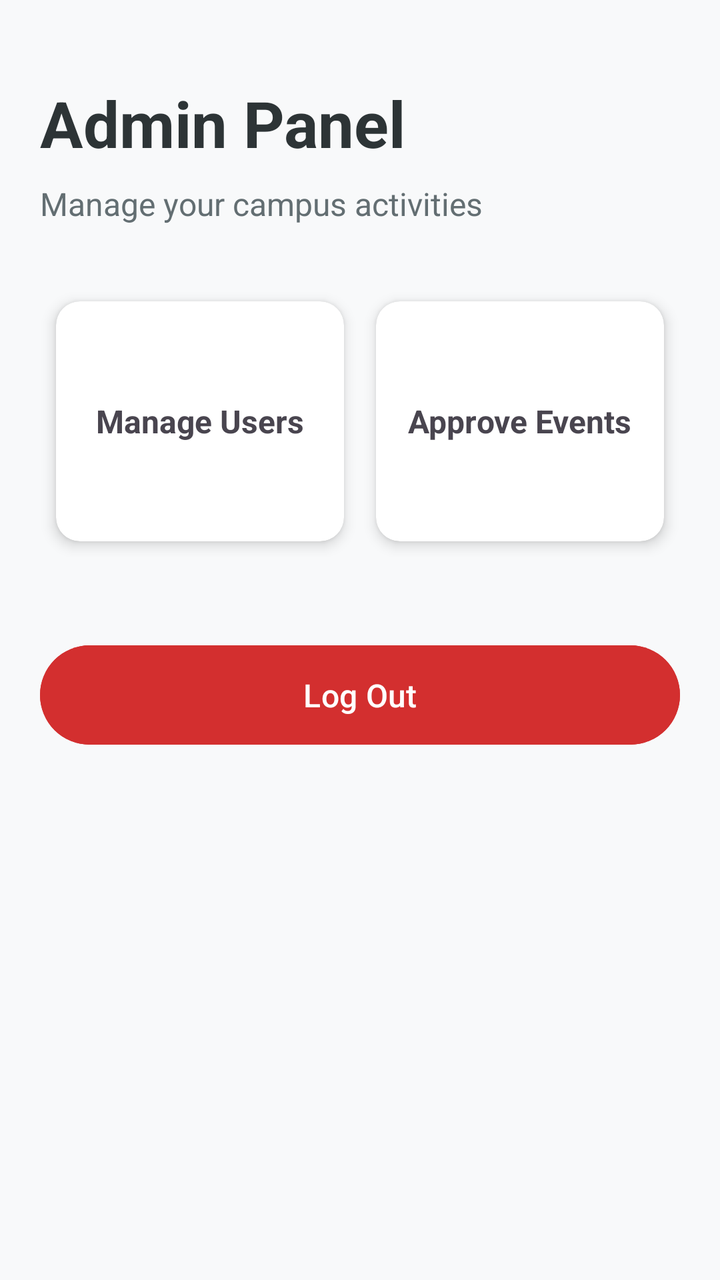
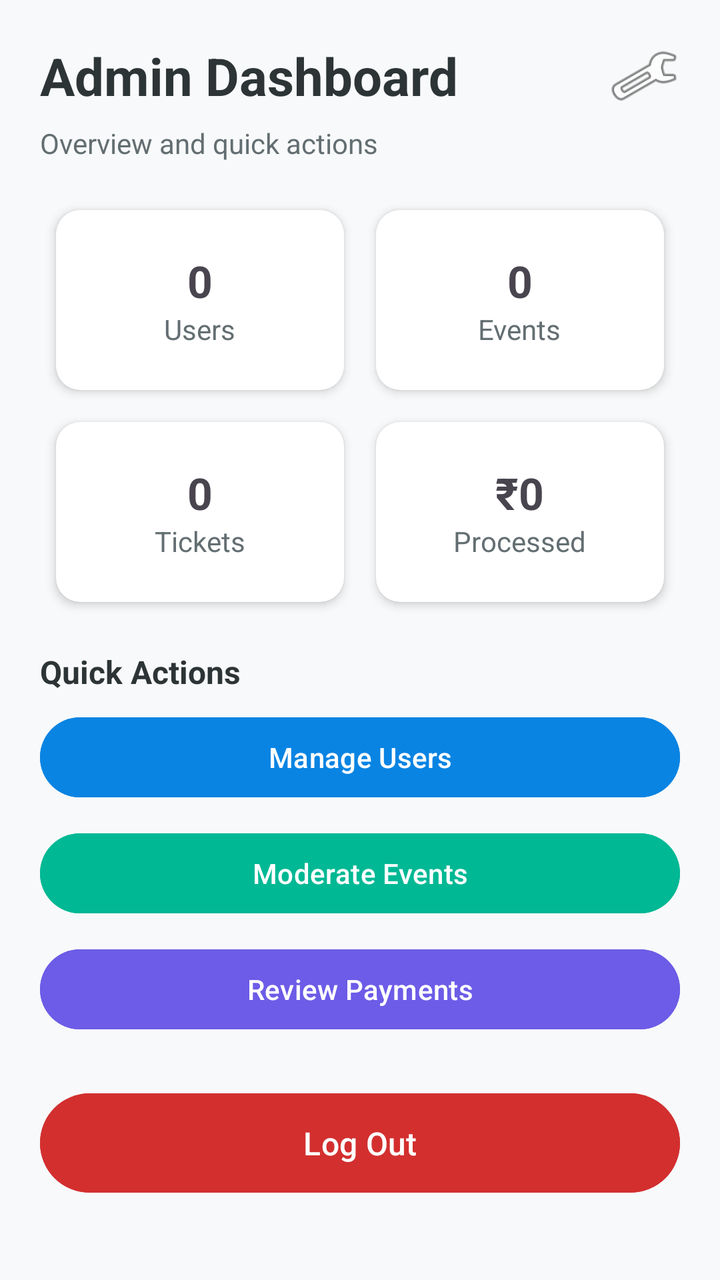

Before-and-after screenshots of an Android layout around one commit, followed by the original layout XML and the change that was made.
<!-- AndroidManifest.xml: application theme Theme.Campus_Sphere -->
<!-- res/layout/activity_admin_dashboard.xml -->
<?xml version="1.0" encoding="utf-8"?>
<ScrollView xmlns:android="http://schemas.android.com/apk/res/android"
    xmlns:app="http://schemas.android.com/apk/res-auto"
    android:layout_width="match_parent"
    android:layout_height="match_parent"
    android:fillViewport="true"
    android:background="#F8F9FA">

    <LinearLayout
        android:layout_width="match_parent"
        android:layout_height="wrap_content"
        android:orientation="vertical"
        android:padding="20dp">

        <TextView
            android:layout_width="wrap_content"
            android:layout_height="wrap_content"
            android:text="Admin Panel"
            android:textSize="32sp"
            android:textStyle="bold"
            android:textColor="#2D3436"
            android:layout_marginTop="20dp"
            android:layout_marginBottom="8dp"/>

        <TextView
            android:layout_width="wrap_content"
            android:layout_height="wrap_content"
            android:text="Manage your campus activities"
            android:textSize="16sp"
            android:textColor="#636E72"
            android:layout_marginBottom="30dp"/>

        <GridLayout
            android:layout_width="match_parent"
            android:layout_height="wrap_content"
            android:columnCount="2"
            android:rowCount="2"
            android:alignmentMode="alignMargins"
            android:columnOrderPreserved="false">

            <androidx.cardview.widget.CardView
                android:layout_width="0dp"
                android:layout_height="wrap_content"
                android:layout_columnWeight="1"
                android:layout_margin="8dp"
                app:cardCornerRadius="12dp"
                app:cardElevation="4dp">
                <LinearLayout
                    android:layout_width="match_parent"
                    android:layout_height="120dp"
                    android:gravity="center"
                    android:orientation="vertical">
                    <TextView
                        android:layout_width="wrap_content"
                        android:layout_height="wrap_content"
                        android:text="Manage Users"
                        android:textStyle="bold"
                        android:textSize="16sp"/>
                </LinearLayout>
            </androidx.cardview.widget.CardView>

            <androidx.cardview.widget.CardView
                android:layout_width="0dp"
                android:layout_height="wrap_content"
                android:layout_columnWeight="1"
                android:layout_margin="8dp"
                app:cardCornerRadius="12dp"
                app:cardElevation="4dp">
                <LinearLayout
                    android:layout_width="match_parent"
                    android:layout_height="120dp"
                    android:gravity="center"
                    android:orientation="vertical">
                    <TextView
                        android:layout_width="wrap_content"
                        android:layout_height="wrap_content"
                        android:text="Approve Events"
                        android:textStyle="bold"
                        android:textSize="16sp"/>
                </LinearLayout>
            </androidx.cardview.widget.CardView>

        </GridLayout>

        <Button
            android:id="@+id/adminLogoutBtn"
            android:layout_width="match_parent"
            android:layout_height="wrap_content"
            android:text="Log Out"
            android:backgroundTint="#D32F2F"
            android:layout_marginTop="40dp"
            android:padding="14dp"
            android:textSize="16sp"/>

    </LinearLayout>
</ScrollView>
<!-- resources referenced by this layout -->
<resources>
  <style name="Theme.Campus_Sphere" parent="Base.Theme.Campus_Sphere" />
  <style name="Base.Theme.Campus_Sphere" parent="Theme.Material3.DayNight.NoActionBar">
          
          
      </style>
</resources>

<!-- the commit's change to res/layout/activity_admin_dashboard.xml (unified diff, before → after) -->
@@ -12,75 +12,188 @@
         android:orientation="vertical"
         android:padding="20dp">
 
+        <LinearLayout
+            android:layout_width="match_parent"
+            android:layout_height="wrap_content"
+            android:orientation="horizontal"
+            android:gravity="center_vertical">
+
+            <TextView
+                android:layout_width="0dp"
+                android:layout_height="wrap_content"
+                android:layout_weight="1"
+                android:text="Admin Dashboard"
+                android:textSize="26sp"
+                android:textStyle="bold"
+                android:textColor="#2D3436" />
+
+            <ImageView
+                android:layout_width="36dp"
+                android:layout_height="36dp"
+                android:src="@android:drawable/ic_menu_manage"
+                android:contentDescription="@string/app_name" />
+        </LinearLayout>
+
         <TextView
             android:layout_width="wrap_content"
             android:layout_height="wrap_content"
-            android:text="Admin Panel"
-            android:textSize="32sp"
-            android:textStyle="bold"
-            android:textColor="#2D3436"
-            android:layout_marginTop="20dp"
-            android:layout_marginBottom="8dp"/>
+            android:text="Overview and quick actions"
+            android:textSize="14sp"
+            android:textColor="#636E72"
+            android:layout_marginTop="6dp"
+            android:layout_marginBottom="16dp" />
+
+        <GridLayout
+            android:layout_width="match_parent"
+            android:layout_height="wrap_content"
+            android:columnCount="2"
+            android:alignmentMode="alignMargins"
+            android:columnOrderPreserved="false">
+
+            <androidx.cardview.widget.CardView
+                android:layout_width="0dp"
+                android:layout_height="wrap_content"
+                android:layout_columnWeight="1"
+                android:layout_margin="8dp"
+                app:cardCornerRadius="12dp"
+                app:cardElevation="3dp">
+                <LinearLayout
+                    android:layout_width="match_parent"
+                    android:layout_height="90dp"
+                    android:orientation="vertical"
+                    android:gravity="center">
+                    <TextView
+                        android:id="@+id/adminUsersCount"
+                        android:layout_width="wrap_content"
+                        android:layout_height="wrap_content"
+                        android:text="0"
+                        android:textStyle="bold"
+                        android:textSize="22sp" />
+                    <TextView
+                        android:layout_width="wrap_content"
+                        android:layout_height="wrap_content"
+                        android:text="Users"
+                        android:textColor="#636E72" />
+                </LinearLayout>
+            </androidx.cardview.widget.CardView>
+
+            <androidx.cardview.widget.CardView
+                android:layout_width="0dp"
+                android:layout_height="wrap_content"
+                android:layout_columnWeight="1"
+                android:layout_margin="8dp"
+                app:cardCornerRadius="12dp"
+                app:cardElevation="3dp">
+                <LinearLayout
+                    android:layout_width="match_parent"
+                    android:layout_height="90dp"
+                    android:orientation="vertical"
+                    android:gravity="center">
+                    <TextView
+                        android:id="@+id/adminEventsCount"
+                        android:layout_width="wrap_content"
+                        android:layout_height="wrap_content"
+                        android:text="0"
+                        android:textStyle="bold"
+                        android:textSize="22sp" />
+                    <TextView
+                        android:layout_width="wrap_content"
+                        android:layout_height="wrap_content"
+                        android:text="Events"
+                        android:textColor="#636E72" />
+                </LinearLayout>
+            </androidx.cardview.widget.CardView>
+
+            <androidx.cardview.widget.CardView
+                android:layout_width="0dp"
+                android:layout_height="wrap_content"
+                android:layout_columnWeight="1"
+                android:layout_margin="8dp"
+                app:cardCornerRadius="12dp"
+                app:cardElevation="3dp">
+                <LinearLayout
+                    android:layout_width="match_parent"
+                    android:layout_height="90dp"
+                    android:orientation="vertical"
+                    android:gravity="center">
+                    <TextView
+                        android:id="@+id/adminTicketsCount"
+                        android:layout_width="wrap_content"
+                        android:layout_height="wrap_content"
+                        android:text="0"
+                        android:textStyle="bold"
+                        android:textSize="22sp" />
+                    <TextView
+                        android:layout_width="wrap_content"
+                        android:layout_height="wrap_content"
+                        android:text="Tickets"
+                        android:textColor="#636E72" />
+                </LinearLayout>
+            </androidx.cardview.widget.CardView>
+
+            <androidx.cardview.widget.CardView
+                android:layout_width="0dp"
+                android:layout_height="wrap_content"
+                android:layout_columnWeight="1"
+                android:layout_margin="8dp"
+                app:cardCornerRadius="12dp"
+                app:cardElevation="3dp">
+                <LinearLayout
+                    android:layout_width="match_parent"
+                    android:layout_height="90dp"
+                    android:orientation="vertical"
+                    android:gravity="center">
+                    <TextView
+                        android:id="@+id/adminRevenueCount"
+                        android:layout_width="wrap_content"
+                        android:layout_height="wrap_content"
+                        android:text="₹0"
+                        android:textStyle="bold"
+                        android:textSize="22sp" />
+                    <TextView
+                        android:layout_width="wrap_content"
+                        android:layout_height="wrap_content"
+                        android:text="Processed"
+                        android:textColor="#636E72" />
+                </LinearLayout>
+            </androidx.cardview.widget.CardView>
+        </GridLayout>
 
         <TextView
             android:layout_width="wrap_content"
             android:layout_height="wrap_content"
-            android:text="Manage your campus activities"
+            android:text="Quick Actions"
+            android:textStyle="bold"
             android:textSize="16sp"
-            android:textColor="#636E72"
-            android:layout_marginBottom="30dp"/>
-
-        <GridLayout
-            android:layout_width="match_parent"
-            android:layout_height="wrap_content"
-            android:columnCount="2"
-            android:rowCount="2"
-            android:alignmentMode="alignMargins"
-            android:columnOrderPreserved="false">
-
-            <androidx.cardview.widget.CardView
-                android:layout_width="0dp"
-                android:layout_height="wrap_content"
-                android:layout_columnWeight="1"
-                android:layout_margin="8dp"
-                app:cardCornerRadius="12dp"
-                app:cardElevation="4dp">
-                <LinearLayout
-                    android:layout_width="match_parent"
-                    android:layout_height="120dp"
-                    android:gravity="center"
-                    android:orientation="vertical">
-                    <TextView
-                        android:layout_width="wrap_content"
-                        android:layout_height="wrap_content"
-                        android:text="Manage Users"
-                        android:textStyle="bold"
-                        android:textSize="16sp"/>
-                </LinearLayout>
-            </androidx.cardview.widget.CardView>
-
-            <androidx.cardview.widget.CardView
-                android:layout_width="0dp"
-                android:layout_height="wrap_content"
-                android:layout_columnWeight="1"
-                android:layout_margin="8dp"
-                app:cardCornerRadius="12dp"
-                app:cardElevation="4dp">
-                <LinearLayout
-                    android:layout_width="match_parent"
-                    android:layout_height="120dp"
-                    android:gravity="center"
-                    android:orientation="vertical">
-                    <TextView
-                        android:layout_width="wrap_content"
-                        android:layout_height="wrap_content"
-                        android:text="Approve Events"
-                        android:textStyle="bold"
-                        android:textSize="16sp"/>
-                </LinearLayout>
-            </androidx.cardview.widget.CardView>
-
-        </GridLayout>
+            android:textColor="#2D3436"
+            android:layout_marginTop="16dp"
+            android:layout_marginBottom="8dp" />
+
+        <Button
+            android:id="@+id/btnManageUsers"
+            android:layout_width="match_parent"
+            android:layout_height="48dp"
+            android:text="Manage Users"
+            android:backgroundTint="#0984E3"
+            android:textColor="#FFFFFF" />
+
+        <Button
+            android:id="@+id/btnModerateEvents"
+            android:layout_width="match_parent"
+            android:layout_height="48dp"
+            android:layout_marginTop="10dp"
+            android:text="Moderate Events"
+            android:backgroundTint="#00B894"
+            android:textColor="#FFFFFF" />
+
+        <Button
+            android:id="@+id/btnReviewPayments"
+            android:layout_width="match_parent"
+            android:layout_height="48dp"
+            android:layout_marginTop="10dp"
+            android:text="Review Payments"
+            android:backgroundTint="#6C5CE7"
+            android:textColor="#FFFFFF" />
 
         <Button
             android:id="@+id/adminLogoutBtn"
@@ -88,9 +201,9 @@
             android:layout_height="wrap_content"
             android:text="Log Out"
             android:backgroundTint="#D32F2F"
-            android:layout_marginTop="40dp"
+            android:layout_marginTop="24dp"
             android:padding="14dp"
-            android:textSize="16sp"/>
+            android:textSize="16sp" />
 
     </LinearLayout>
 </ScrollView>
<!-- resource entries referenced after the edit -->
@@ -1,9 +1,27 @@
 <!-- resources referenced by this layout -->
 <resources>
+  <string name="app_name">Campus_Sphere</string>
   <style name="Theme.Campus_Sphere" parent="Base.Theme.Campus_Sphere" />
   <style name="Base.Theme.Campus_Sphere" parent="Theme.Material3.DayNight.NoActionBar">
-          
-          
+          <item name="colorPrimary">@color/app_primary</item>
+          <item name="colorOnPrimary">@color/app_on_primary</item>
+          <item name="colorPrimaryContainer">@color/app_primary_container</item>
+          <item name="colorSecondary">@color/app_secondary</item>
+          <item name="colorSecondaryContainer">@color/app_secondary_container</item>
+          <item name="colorSurface">@color/app_surface</item>
+          <item name="colorOnSurface">@color/app_on_surface</item>
+          <item name="colorError">@color/app_error</item>
+          <item name="android:windowBackground">@color/app_background</item>
+          <item name="android:navigationBarColor">@color/app_surface</item>
       </style>
+  <color name="app_primary">#0B3D91</color>
+  <color name="app_on_primary">#FFFFFF</color>
+  <color name="app_primary_container">#DCE7FF</color>
+  <color name="app_secondary">#00B894</color>
+  <color name="app_secondary_container">#D6FFF4</color>
+  <color name="app_surface">#FFFFFF</color>
+  <color name="app_on_surface">#1F2937</color>
+  <color name="app_error">#D63031</color>
+  <color name="app_background">#F6F7FB</color>
 </resources>
 
